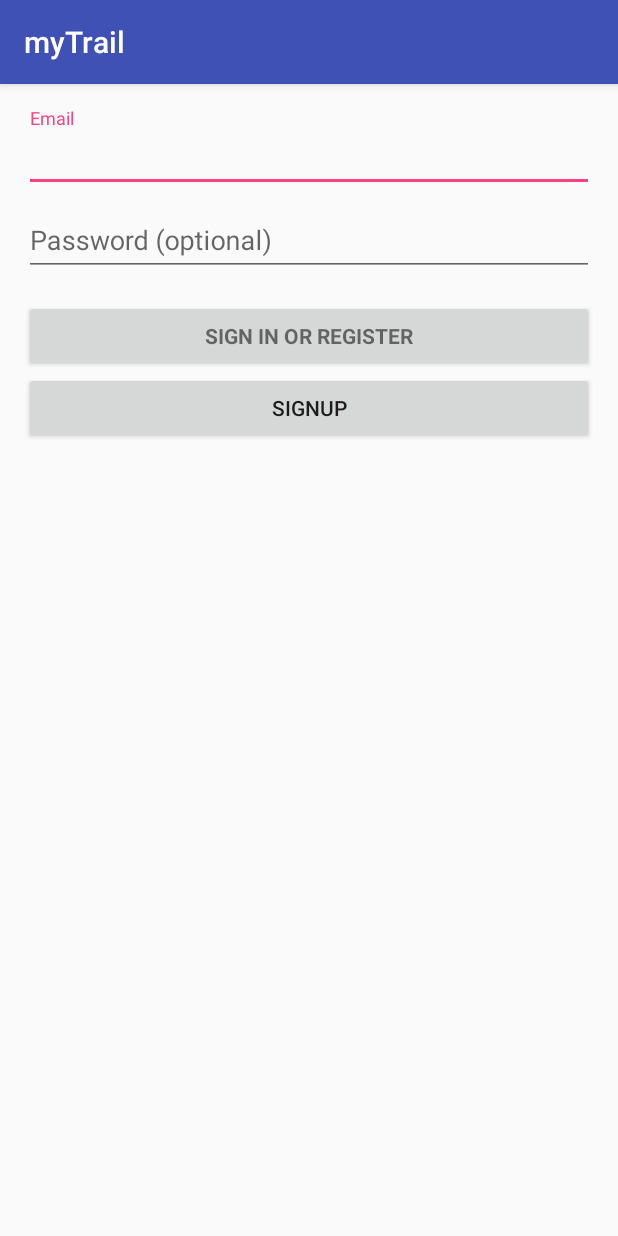
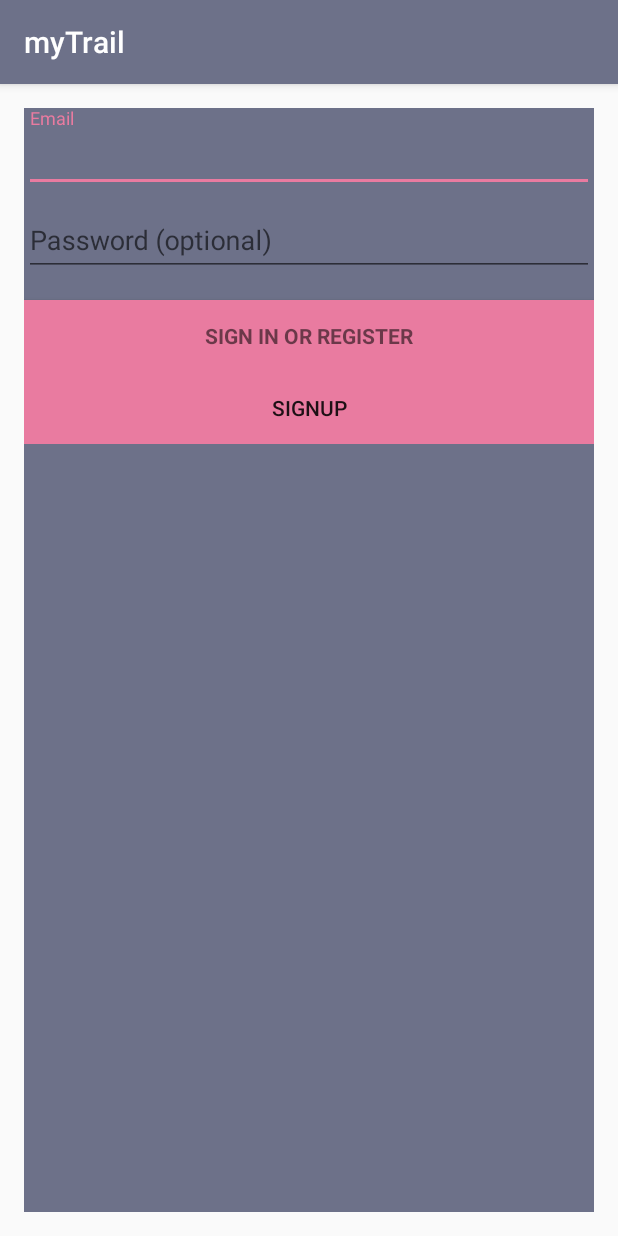
Before and after one commit to ramt19/myTrail, an Android app: the screen it shows after launch (LoginActivity), on a phone screen of 412 x 824 dp. Run offline under Robolectric (Android 15) with nearby library versions, the phone set to English and light mode, and no system bars; our stand-ins replace Firebase (no records; nobody signed in at launch, a user with empty details on screens opened directly); 2 statements that could not run were skipped.

Commit message:
login done

```diff
--- a/app/src/main/res/layout/activity_login.xml
+++ b/app/src/main/res/layout/activity_login.xml
@@ -24,7 +24,8 @@
     <ScrollView
         android:id="@+id/login_form"
         android:layout_width="match_parent"
-        android:layout_height="match_parent">
+        android:layout_height="match_parent"
+        android:background="@color/colorPrimary">
 
         <LinearLayout
             android:id="@+id/email_login_form"
@@ -71,6 +72,7 @@
                 android:layout_width="match_parent"
                 android:layout_height="wrap_content"
                 android:layout_marginTop="16dp"
+                android:background="@color/colorAccent"
                 android:text="@string/action_sign_in"
                 android:textStyle="bold" />
 
@@ -78,6 +80,7 @@
                 android:id="@+id/signup"
                 android:layout_width="match_parent"
                 android:layout_height="wrap_content"
+                android:background="@color/colorAccent"
                 android:text="signup" />
 
         </LinearLayout>
--- a/app/src/main/res/values/colors.xml
+++ b/app/src/main/res/values/colors.xml
@@ -1,6 +1,6 @@
 <?xml version="1.0" encoding="utf-8"?>
 <resources>
-    <color name="colorPrimary">#3F51B5</color>
+    <color name="colorPrimary">#6d7189</color>
     <color name="colorPrimaryDark">#303F9F</color>
-    <color name="colorAccent">#FF4081</color>
+    <color name="colorAccent">#e97ba0</color>
 </resources>
```
Also changed, not shown: app/src/main/java/com/wip/major/mytrail/LoginActivity.java (+25 -3 lines).
